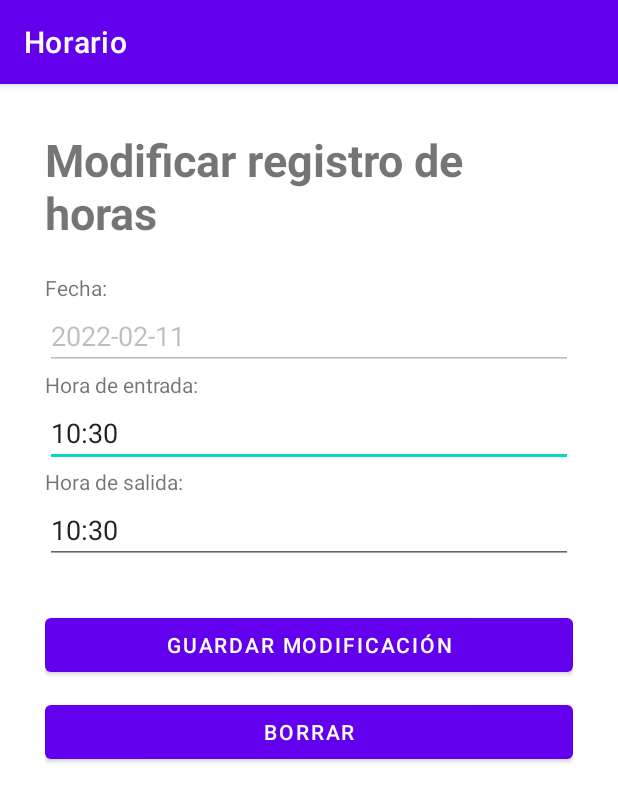
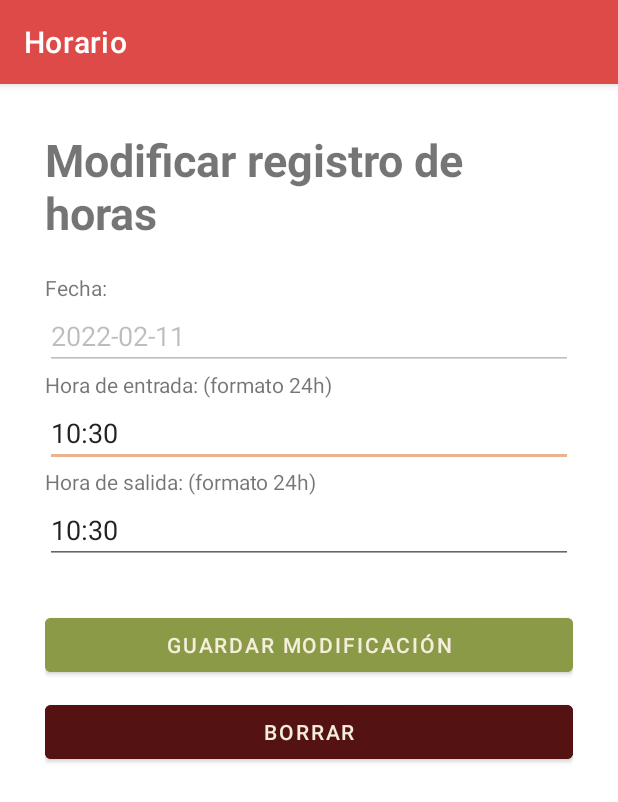
Before and after one commit to iamnelsonglz/Horario, an Android app: the screen it shows after launch (EditarActivity), after a tap on "Fecha:", on a phone screen of 412 x 824 dp. Shown: the top 802 px of the screen. Run offline under Robolectric (Android 15) with nearby library versions, the phone set to English and light mode, and no system bars; 3 other taps on this screen came first.

Commit message:
Guardado1

```diff
--- a/app/src/main/java/com/nelsonglz/horario/database/DbHelper.java
+++ b/app/src/main/java/com/nelsonglz/horario/database/DbHelper.java
@@ -10,7 +10,7 @@ public class DbHelper extends SQLiteOpenHelper {
 
     //Idendentificadores para la BDD y la version
     public static final String NOMBRE_BD="bdServicio";
-    public static final int VERSION_BD=1;
+    public static final int VERSION_BD=2;
 
     //Identificadores para la tabla y sus campos
     public static final String NOMBRE_TABLA="horas";
@@ -26,10 +26,10 @@ public class DbHelper extends SQLiteOpenHelper {
     @Override
     public void onCreate(SQLiteDatabase sqLiteDatabase) {
         sqLiteDatabase.execSQL("CREATE TABLE "+NOMBRE_TABLA+" (" +
-                "fecha TEXT PRIMARY KEY, " +
-                "entrada TEXT NOT NULL, " +
-                "salida TEXT DEFAULT '00:00'," +
-                "horas TEXT DEFAULT '00:00')");
+                "fecha DATE PRIMARY KEY, " +
+                "entrada TIME NOT NULL, " +
+                "salida TIME DEFAULT '00:00'," +
+                "horas TIME DEFAULT '00:00')");
     }
 
     @Override
--- a/app/src/main/res/layout/activity_add.xml
+++ b/app/src/main/res/layout/activity_add.xml
@@ -24,6 +24,7 @@
         android:id="@+id/txtAddFecha"
         android:layout_width="match_parent"
         android:layout_height="wrap_content"
+        android:hint="AAAA-MM-DD"
         android:layout_weight="1"
         android:ems="10"
         android:inputType="date"
@@ -32,11 +33,12 @@
         android:id="@+id/aentrada"
         android:layout_width="wrap_content"
         android:layout_height="wrap_content"
-        android:text="Hora de entrada:"/>
+        android:text="Hora de entrada: (formato 24h)"/>
     <EditText
         android:id="@+id/txtAddEntrada"
         android:layout_width="match_parent"
         android:layout_height="wrap_content"
+        android:hint="hh:mm"
         android:layout_weight="1"
         android:ems="10"
         android:inputType="time"
@@ -45,11 +47,12 @@
         android:id="@+id/asalida"
         android:layout_width="wrap_content"
         android:layout_height="wrap_content"
-        android:text="Hora de salida:"/>
+        android:text="Hora de salida: (formato 24h)"/>
     <EditText
         android:id="@+id/txtAddSalida"
         android:layout_width="match_parent"
         android:layout_height="wrap_content"
+        android:hint="hh:mm"
         android:layout_weight="1"
         android:ems="10"
         android:inputType="time"
@@ -59,6 +62,7 @@
         android:layout_marginTop="30dp"
         android:layout_width="match_parent"
         android:layout_height="match_parent"
+        android:backgroundTint="@color/verde"
         android:text="Guardar modificación"
         android:onClick="funAddRegistro"/>
 
--- a/app/src/main/res/layout/activity_editar.xml
+++ b/app/src/main/res/layout/activity_editar.xml
@@ -24,6 +24,7 @@
         android:id="@+id/txtModFecha"
         android:layout_width="match_parent"
         android:layout_height="wrap_content"
+        android:hint="AAAA-MM-DD"
         android:layout_weight="1"
         android:ems="10"
         android:inputType="date"
@@ -33,11 +34,12 @@
         android:id="@+id/mentrada"
         android:layout_width="wrap_content"
         android:layout_height="wrap_content"
-        android:text="Hora de entrada:"/>
+        android:text="Hora de entrada: (formato 24h)"/>
     <EditText
         android:id="@+id/txtModEntrada"
         android:layout_width="match_parent"
         android:layout_height="wrap_content"
+        android:hint="hh:mm"
         android:layout_weight="1"
         android:ems="10"
         android:inputType="time"
@@ -46,11 +48,12 @@
         android:id="@+id/msalida"
         android:layout_width="wrap_content"
         android:layout_height="wrap_content"
-        android:text="Hora de salida:"/>
+        android:text="Hora de salida: (formato 24h)"/>
     <EditText
         android:id="@+id/txtModSalida"
         android:layout_width="match_parent"
         android:layout_height="wrap_content"
+        android:hint="hh:mm"
         android:layout_weight="1"
         android:ems="10"
         android:inputType="time"
@@ -61,12 +64,14 @@
             android:layout_width="match_parent"
             android:layout_height="match_parent"
             android:text="Guardar modificación"
+            android:backgroundTint="@color/verde"
             android:onClick="funEditar"/>
         <Button
             android:id="@+id/btnDel"
             android:layout_marginTop="10dp"
             android:layout_width="match_parent"
             android:layout_height="match_parent"
+            android:backgroundTint="@color/rojito"
             android:text="Borrar"
             android:onClick="funEliminar"/>
 </LinearLayout>
--- a/app/src/main/res/layout/activity_main.xml
+++ b/app/src/main/res/layout/activity_main.xml
@@ -6,7 +6,9 @@
     android:layout_width="match_parent"
     android:layout_height="match_parent"
     tools:context=".MainActivity"
-    android:id="@+id/layout">
+    android:id="@+id/layout"
+    android:background="@color/claro"
+    >
 <LinearLayout
     android:layout_width="match_parent"
     android:layout_height="wrap_content"
@@ -29,6 +31,7 @@
                 android:id="@+id/btn_entrada"
                 android:layout_width="wrap_content"
                 android:layout_height="wrap_content"
+                android:backgroundTint="@color/verde"
                 android:text="Registrar \nentrada de hoy"
                 android:onClick="funEntrada"
                 android:layout_marginRight="10dp"
@@ -37,6 +40,7 @@
                 android:id="@+id/btn_salida"
                 android:layout_width="wrap_content"
                 android:layout_height="wrap_content"
+                android:backgroundTint="@color/rojito"
                 android:text="Registrar \nsalida de hoy"
                 android:onClick="funSalida"
                 android:layout_marginLeft="10dp"
@@ -49,8 +53,10 @@
         android:layout_height="wrap_content"
         android:layout_gravity="center_horizontal"
         android:gravity="center_horizontal"
+        android:backgroundTint="@color/oscuro"
+        android:textColor="@color/claro"
         android:textSize="15dp"
-        android:text="Agregar horas "
+        android:text="Agregar horas \nmanualmente"
         android:onClick="funAdd"/>
 
         <androidx.recyclerview.widget.RecyclerView
--- a/app/src/main/res/values-night/themes.xml
+++ b/app/src/main/res/values-night/themes.xml
@@ -2,11 +2,11 @@
     <!-- Base application theme. -->
     <style name="Theme.Horario" parent="Theme.MaterialComponents.DayNight.DarkActionBar">
         <!-- Primary brand color. -->
-        <item name="colorPrimary">@color/purple_200</item>
-        <item name="colorPrimaryVariant">@color/purple_700</item>
-        <item name="colorOnPrimary">@color/black</item>
+        <item name="colorPrimary">@color/rojito</item>
+        <item name="colorPrimaryVariant">@color/verde</item>
+        <item name="colorOnPrimary">@color/blanco</item>
         <!-- Secondary brand color. -->
-        <item name="colorSecondary">@color/teal_200</item>
+        <item name="colorSecondary">@color/oscuro</item>
         <item name="colorSecondaryVariant">@color/teal_200</item>
         <item name="colorOnSecondary">@color/black</item>
         <!-- Status bar color. -->
--- a/app/src/main/res/values/colors.xml
+++ b/app/src/main/res/values/colors.xml
@@ -7,4 +7,16 @@
     <color name="teal_700">#FF018786</color>
     <color name="black">#FF000000</color>
     <color name="white">#FFFFFFFF</color>
+
+    <!--  Colores personalizados -->
+    <color name="verdesito">#C0D8C0</color>
+    <color name="naranja">#DD4A48</color>
+    <color name="claro">#F5EEDC</color>
+    <color name="coral">#ECB390</color>
+    <!---->
+    <color name="verde">#8B9A46</color>
+    <color name="rojito">#541212</color>
+    <color name="blanco">#EEEEEE</color>
+    <color name="oscuro">#0F0E0E</color>
+
 </resources>
--- a/app/src/main/res/values/themes.xml
+++ b/app/src/main/res/values/themes.xml
@@ -2,11 +2,11 @@
     <!-- Base application theme. -->
     <style name="Theme.Horario" parent="Theme.MaterialComponents.DayNight.DarkActionBar">
         <!-- Primary brand color. -->
-        <item name="colorPrimary">@color/purple_500</item>
-        <item name="colorPrimaryVariant">@color/purple_700</item>
-        <item name="colorOnPrimary">@color/white</item>
+        <item name="colorPrimary">@color/naranja</item>
+        <item name="colorPrimaryVariant">@color/verdesito</item>
+        <item name="colorOnPrimary">@color/claro</item>
         <!-- Secondary brand color. -->
-        <item name="colorSecondary">@color/teal_200</item>
+        <item name="colorSecondary">@color/coral</item>
         <item name="colorSecondaryVariant">@color/teal_700</item>
         <item name="colorOnSecondary">@color/black</item>
         <!-- Status bar color. -->
```
